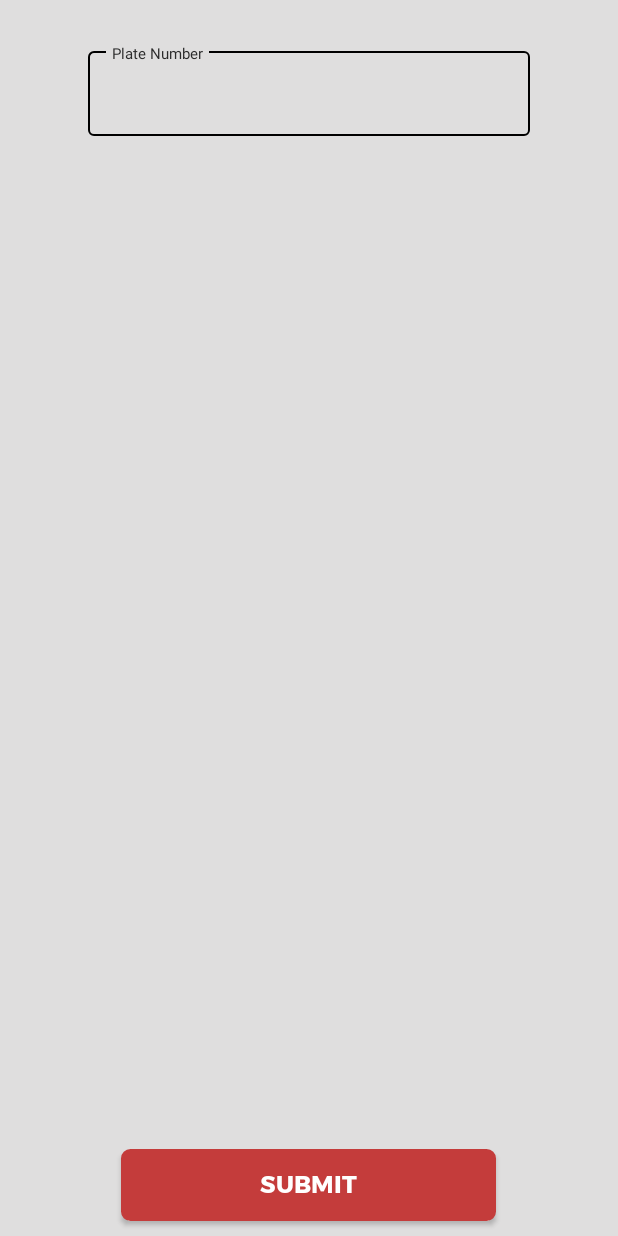
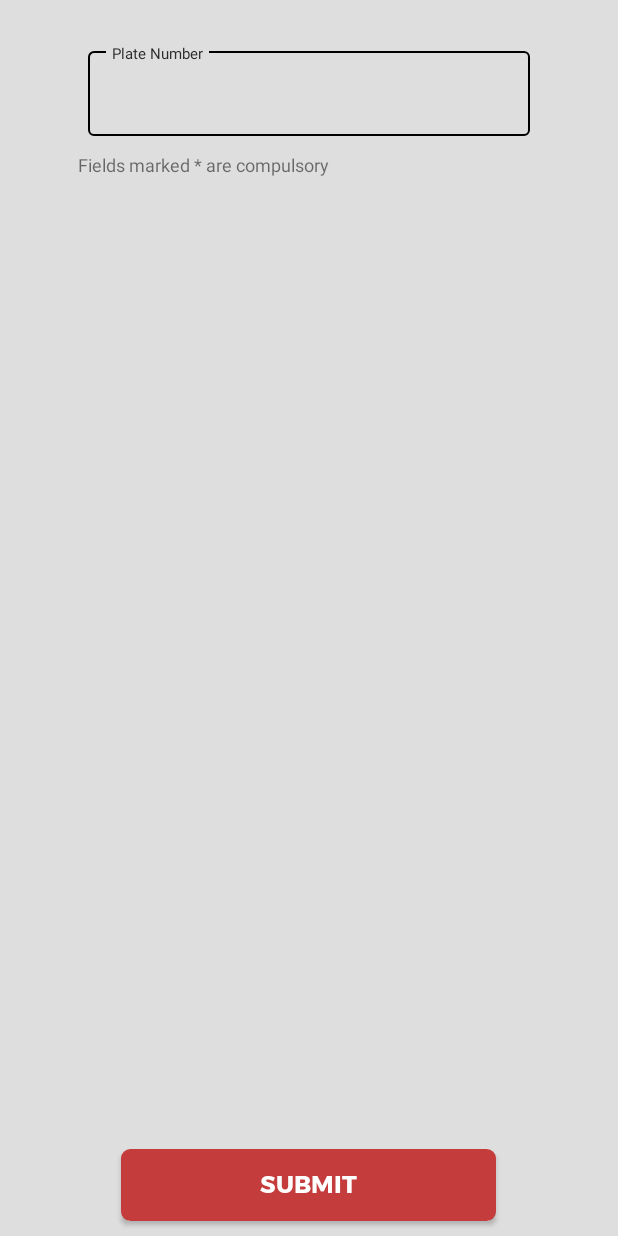
Before and after one commit to josendungu/ABCAutoValuers, an Android app: the ValuationActivity screen opened directly, with no data from a screen before it, on a phone screen of 412 x 824 dp. Run offline under Robolectric (Android 15) with nearby library versions, the phone set to English and light mode, and no system bars.

Commit message:
making requested changes

```diff
--- a/app/src/main/java/com/example/abcautovaluers/DriveServiceHelper.java
+++ b/app/src/main/java/com/example/abcautovaluers/DriveServiceHelper.java
@@ -218,7 +218,7 @@ public class DriveServiceHelper {
 
                 for (java.util.Map.Entry<String, java.io.File> stringFileEntry : valuationData.entrySet()) {
 
-                    if (stringFileEntry != null){
+                    if (stringFileEntry.getValue() != null){
 
                         String name = stringFileEntry.getKey();
                         java.io.File file = stringFileEntry.getValue();
--- a/app/src/main/java/com/example/abcautovaluers/SubmittingActivity.kt
+++ b/app/src/main/java/com/example/abcautovaluers/SubmittingActivity.kt
@@ -177,6 +177,7 @@ class SubmittingActivity : AppCompatActivity() {
                 ERROR_OCCURRED -> {
 
                     PopulateAlert(KEY_ERROR_UPLOAD, mContext as Activity)
+                    Log.d("Error:", resultData?.get(BUNDLE_ERROR) as String)
 
                 }
 
--- a/app/src/main/java/com/example/abcautovaluers/SubmittingService.kt
+++ b/app/src/main/java/com/example/abcautovaluers/SubmittingService.kt
@@ -98,8 +98,8 @@ class SubmittingService : IntentService("SubmittingService") {
 
                         val bundleErrorImages = Bundle()
                         bundleErrorImages.putString(
-                            BUNDLE_FOLDER_CREATED,
-                            "Error: ${exceptionImages.toString()}"
+                            BUNDLE_ERROR,
+                            exceptionImages.toString()
                         )
                         resultReceiver.send(ERROR_OCCURRED, bundleErrorImages)
 
--- a/app/src/main/java/com/example/abcautovaluers/ValuationActivity.kt
+++ b/app/src/main/java/com/example/abcautovaluers/ValuationActivity.kt
@@ -31,6 +31,12 @@ class ValuationActivity : AppCompatActivity() {
         setContentView(R.layout.activity_valuation)
 
         valuationInstance = ValuationInstance(this)
+
+        val plateNumberSet = valuationInstance.plateNumber
+
+        if (plateNumberSet != null){
+            textPlateNumber.editText?.setText(plateNumberSet)
+        }
 
         if (takePicIntent.resolveActivity(this.packageManager) != null) {
 
--- a/app/src/main/java/com/example/abcautovaluers/ValuationInstance.java
+++ b/app/src/main/java/com/example/abcautovaluers/ValuationInstance.java
@@ -1,7 +1,12 @@
 package com.example.abcautovaluers;
 
+import android.app.Activity;
 import android.content.Context;
 import android.content.SharedPreferences;
+import android.util.Log;
+import android.widget.Toast;
+
+import com.google.android.material.snackbar.Snackbar;
 
 import org.jetbrains.annotations.NotNull;
 
@@ -12,8 +17,10 @@ import java.util.Objects;
 
 public class ValuationInstance {
 
-    private SharedPreferences valSession;
-    private SharedPreferences.Editor editor;
+    private final SharedPreferences valSession;
+    private final SharedPreferences.Editor editor;
+
+    private Context mContext;
 
     public static final String KEY_VALUATION_PRESENT = "valuation_present";
 
@@ -22,23 +29,25 @@ public class ValuationInstance {
     public static final String KEY_KRA = "KRA Pin";
     public static final String KEY_ID = "ID";
     public static final String KEY_INSTRUCTIONS = "Instructions";
-    public static final String KEY_FRONT = "Front";
-    public static final String KEY_FRONT_LEFT = "Front Left";
-    public static final String KEY_FRONT_RIGHT = "Front Right";
-    public static final String KEY_REAR = "Rear";
-    public static final String KEY_REAR_RIGHT = "Rear Right";
-    public static final String KEY_REAR_LEFT = "Rear Left";
-    public static final String KEY_HEAD_LIGHT = "Head Light";
-    public static final String KEY_MILLAGE = "Millage";
-    public static final String KEY_DASHBOARD = "Dashboard";
-    public static final String KEY_RADIO = "Radio";
-    public static final String KEY_INSURANCE = "Insurance";
-    public static final String KEY_CHASSIS = "Chassis";
+    public static final String KEY_FRONT = "*Front";
+    public static final String KEY_FRONT_LEFT = "*Front Left";
+    public static final String KEY_FRONT_RIGHT = "*Front Right";
+    public static final String KEY_REAR = "*Rear";
+    public static final String KEY_REAR_RIGHT = "*Rear Right";
+    public static final String KEY_REAR_LEFT = "*Rear Left";
+    public static final String KEY_HEAD_LIGHT = "*Head Light";
+    public static final String KEY_MILLAGE = "*Millage";
+    public static final String KEY_DASHBOARD = "*Dashboard";
+    public static final String KEY_RADIO = "*Radio";
+    public static final String KEY_INSURANCE = "*Insurance";
+    public static final String KEY_CHASSIS = "*Chassis";
 
     public ValuationInstance(Context context ){
 
         valSession = context.getSharedPreferences("valuationInstanceSession", Context.MODE_PRIVATE);
         editor = valSession.edit();
+
+        mContext = context;
 
 
     }
@@ -74,6 +83,7 @@ public class ValuationInstance {
 
     public void clearInstance(){
 
+        deleteFiles();
         editor.clear().commit();
 
     }
@@ -112,7 +122,7 @@ public class ValuationInstance {
 
     private Boolean checkIfNull(String key){
 
-        String path = valSession.getString(KEY_PLATE_NO, null);
+        String path = valSession.getString(key, null);
         return path == null;
 
     }
@@ -205,6 +215,42 @@ public class ValuationInstance {
 
     }
 
+    private void deleteFiles() {
+
+        HashMap<String, File> valuationData = getValuationData();
+
+        for (java.util.Map.Entry<String, File> stringFileEntry : valuationData.entrySet()) {
+
+            if (stringFileEntry != null){
+
+                File file = stringFileEntry.getValue();
+                if (file != null){
+                    if (file.exists()){
+                        boolean deleted = file.delete();
+
+                        if (!deleted){
+
+                            String text = "File "+file.getAbsolutePath()+" was not deleted. Please delete it manually";
+                            Toast.makeText(mContext, text, Toast.LENGTH_LONG).show();
+
+                        }
+                    }
+                } else {
+
+
+                    Log.d("Delete", "File "+stringFileEntry+" was not deleted. Please delete it manually");
+
+                }
+
+
+
+            }
+
+        }
+
+
+    }
+
 
 
 }
--- a/app/src/main/res/layout/activity_login.xml
+++ b/app/src/main/res/layout/activity_login.xml
@@ -76,6 +76,7 @@
 
             <com.google.android.material.textfield.TextInputEditText
                 android:layout_width="match_parent"
+                android:inputType="textCapSentences"
                 android:layout_height="wrap_content" />
         </com.google.android.material.textfield.TextInputLayout>
 
--- a/app/src/main/res/layout/activity_submitting.xml
+++ b/app/src/main/res/layout/activity_submitting.xml
@@ -5,6 +5,7 @@
     android:layout_width="match_parent"
     android:background="@color/colorBackGround"
     android:layout_height="match_parent"
+    android:keepScreenOn="true"
     tools:context=".SubmittingActivity">
 
     <androidx.constraintlayout.widget.Guideline
--- a/app/src/main/res/layout/activity_valuation.xml
+++ b/app/src/main/res/layout/activity_valuation.xml
@@ -48,7 +48,21 @@
                 android:layout_height="match_parent"
                 android:inputType="textCapCharacters"/>
 
+
         </com.google.android.material.textfield.TextInputLayout>
+
+        <TextView
+            android:id="@+id/textViewCompulsory"
+            android:layout_width="0dp"
+            android:padding="5dp"
+            android:layout_marginStart="12dp"
+            android:layout_marginTop="5dp"
+            android:textSize="12sp"
+            app:layout_constraintTop_toBottomOf="@+id/textPlateNumber"
+            app:layout_constraintEnd_toStartOf="@+id/guidelineRight"
+            app:layout_constraintStart_toStartOf="@+id/guideline"
+            android:layout_height="wrap_content"
+            android:text="@string/compulsory" />
 
 
         <include
@@ -58,12 +72,11 @@
             android:layout_height="0dp"
             app:layout_constrainedHeight="true"
             android:layout_marginBottom="10dp"
-            android:layout_marginTop="10dp"
             app:layout_constrainedWidth="true"
             app:layout_constraintBottom_toTopOf="@+id/frame"
             app:layout_constraintEnd_toStartOf="@+id/guidelineRight"
             app:layout_constraintStart_toStartOf="@+id/guideline"
-            app:layout_constraintTop_toBottomOf="@+id/textPlateNumber" />
+            app:layout_constraintTop_toBottomOf="@+id/textViewCompulsory" />
 
 
         <FrameLayout
--- a/app/src/main/res/values/strings.xml
+++ b/app/src/main/res/values/strings.xml
@@ -69,4 +69,5 @@
     <string name="adding_user">Adding user</string>
     <string name="check_connection">There has been an error during processing. Please check your internet connection and try again.</string>
     <string name="item_view">Item View</string>
+    <string name="compulsory">Fields marked * are compulsory</string>
 </resources>
```
Also changed, not shown: app/src/main/java/com/example/abcautovaluers/PopulateAlert.kt (+3 -4 lines).
